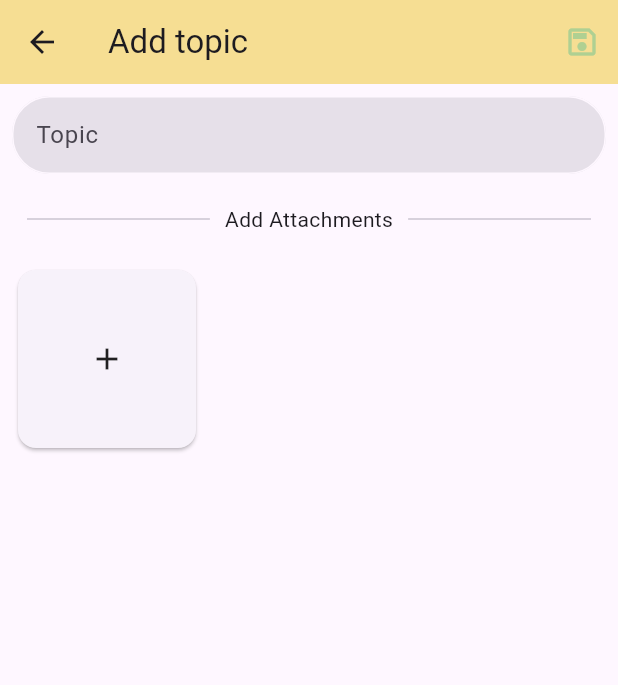
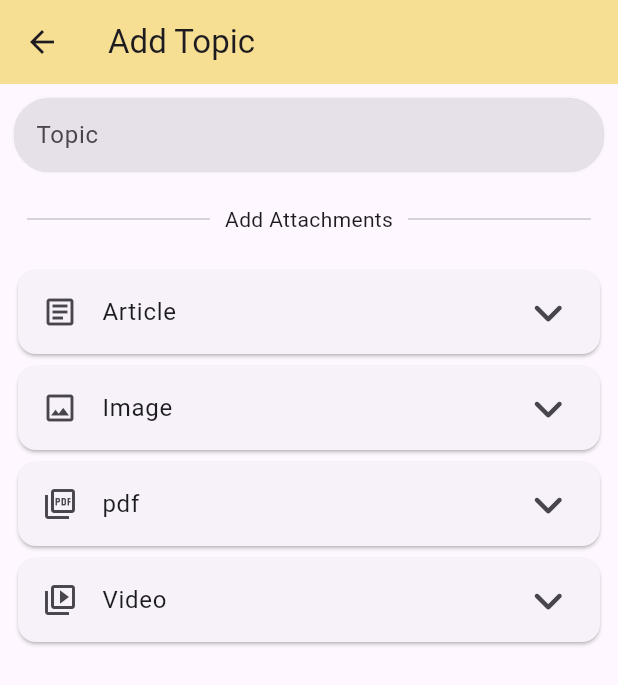
Before and after one commit to sudoadarsh/re_vision, a Flutter app: the HomePage screen opened by its route, after a tap on the "add" icon, on a phone screen of 412 x 824 dp. Shown: the top 685 px of the screen. Run offline on Flutter 3.47's test engine with Material 2 defaults, Android fonts, the phone set to English and light mode, and no system bars; our stand-ins replace bloc, cached_network_image, flutter_bloc, font_awesome_flutter, shared_preferences, sqflite and 1 more; accounts and stored records are empty.

Commit message:
-- next: add expanded view.

```diff
--- /dev/null
+++ b/lib/base_widgets/base_expanded_section.dart
@@ -0,0 +1,54 @@
+import 'package:flutter/material.dart';
+
+class BaseExpandedSection extends StatefulWidget {
+  const BaseExpandedSection(
+      {Key? key, required this.child, this.expand = false})
+      : super(key: key);
+
+  final Widget child;
+  final bool expand;
+
+  @override
+  State<BaseExpandedSection> createState() => _BaseExpandedSectionState();
+}
+
+class _BaseExpandedSectionState extends State<BaseExpandedSection>
+    with SingleTickerProviderStateMixin {
+  // 1. The animation controller.
+  late final AnimationController _animationController;
+  late final Animation<double> _animation;
+
+  @override
+  void initState() {
+    // 2. Setting the animation controller.
+    _animationController = AnimationController(
+        vsync: this, duration: const Duration(milliseconds: 500));
+    _animation = CurvedAnimation(
+        parent: _animationController, curve: Curves.fastOutSlowIn);
+
+    _runExpandCheck();
+
+    super.initState();
+  }
+
+  // 3. Function to decide whether to expand or collapse the animation.
+  void _runExpandCheck() {
+    if (widget.expand) {
+      _animationController.forward();
+    } else {
+      _animationController.reverse();
+    }
+  }
+
+  // 4. To trigger a function when a parameter of [BaseExpandedSection] changes.
+  @override
+  void didUpdateWidget(covariant BaseExpandedSection oldWidget) {
+    _runExpandCheck();
+    super.didUpdateWidget(oldWidget);
+  }
+
+  @override
+  Widget build(BuildContext context) {
+    return SizeTransition(sizeFactor: _animation, child: widget.child);
+  }
+}
--- a/lib/constants/icon_constants.dart
+++ b/lib/constants/icon_constants.dart
@@ -1,4 +1,5 @@
 import 'package:flutter/material.dart';
+import 'package:font_awesome_flutter/font_awesome_flutter.dart';
 import 'package:re_vision/constants/color_constants.dart';
 import 'package:re_vision/constants/string_constants.dart';
 
@@ -44,4 +45,6 @@ class IconConstants {
     scale: 15,
   );
   static const Icon save = Icon(Icons.save_outlined, color: ColorConstants.primary);
+  static const FaIcon expand = FaIcon(FontAwesomeIcons.angleDown);
+  static const FaIcon collapse = FaIcon(FontAwesomeIcons.angleUp);
 }
--- a/lib/models/attachment_dm.dart
+++ b/lib/models/attachment_dm.dart
@@ -1,51 +1,25 @@
 import 'package:flutter/cupertino.dart';
 
-enum AttachmentType {
-  link(0),
-  image(1),
-  pdf(2);
-
-  const AttachmentType(this.value);
-
-  final int value;
-}
-
 class AttachmentDm {
-  final String? title;
-  final Icon? icon;
-  final bool isArticle;
-  final bool isPdf;
-  final bool isImage;
-  final bool isVideo;
-  final String? data;
+  final String title;
+  final Icon leadingIcon;
+  final Widget expandedView;
 
   AttachmentDm({
-    this.title,
-    this.icon,
-    this.data,
-    this.isArticle = true,
-    this.isImage = false,
-    this.isPdf = false,
-    this.isVideo = false,
+    required this.title,
+    required this.leadingIcon,
+    required this.expandedView,
   });
 
   AttachmentDm copyWith({
     String? title,
-    Icon? icon,
-    bool? isArticle,
-    bool? isPdf,
-    bool? isImage,
-    bool? isVideo,
-    String? data,
+    Icon? leadingIcon,
+    Widget? expandedView,
   }) {
     return AttachmentDm(
       title: title ?? this.title,
-      icon: icon ?? this.icon,
-      data: data ?? this.data,
-      isArticle: isArticle ?? this.isArticle,
-      isImage: isImage ?? this.isImage,
-      isPdf: isPdf ?? this.isPdf,
-      isVideo: isVideo ?? this.isVideo
+      leadingIcon: leadingIcon ?? this.leadingIcon,
+      expandedView: expandedView ?? this.expandedView,
     );
   }
 }
--- a/lib/modules/topic_page/topic_page.dart
+++ b/lib/modules/topic_page/topic_page.dart
@@ -1,22 +1,39 @@
-import 'package:favicon/favicon.dart';
-import 'package:flutter/cupertino.dart';
 import 'package:flutter/material.dart';
-import 'package:flutter_bloc/flutter_bloc.dart';
 import 'package:re_vision/base_widgets/base_depth_form_field.dart';
-import 'package:re_vision/base_widgets/base_image_builder.dart';
+import 'package:re_vision/base_widgets/base_expanded_section.dart';
 import 'package:re_vision/base_widgets/base_text.dart';
 import 'package:re_vision/constants/color_constants.dart';
-import 'package:re_vision/constants/decoration_constants.dart';
 import 'package:re_vision/constants/icon_constants.dart';
 import 'package:re_vision/constants/size_constants.dart';
 import 'package:re_vision/constants/string_constants.dart';
 import 'package:re_vision/extensions/widget_extensions.dart';
-import 'package:re_vision/state_management/save_or_delete_attachment/save_delete_cubit.dart';
 
-import '../../base_widgets/base_bottom_modal_sheet.dart';
 import '../../models/attachment_dm.dart';
-import '../add_attachment_page/add_attachment_page.dart';
 
+// 1. The app bar.
+class _AppBar extends StatefulWidget with PreferredSizeWidget {
+  const _AppBar({Key? key, required this.title}) : super(key: key);
+
+  final String title;
+
+  @override
+  State<_AppBar> createState() => _AppBarState();
+
+  @override
+  Size get preferredSize => const Size.fromHeight(56.0);
+}
+
+class _AppBarState extends State<_AppBar> {
+  @override
+  Widget build(BuildContext context) {
+    return AppBar(
+      backgroundColor: ColorConstants.button,
+      title: BaseText(widget.title),
+    );
+  }
+}
+
+// 2. The Topic text field.
 class _TopicField extends StatelessWidget {
   const _TopicField({Key? key, required this.topicController})
       : super(key: key);
@@ -32,8 +49,11 @@ class _TopicField extends StatelessWidget {
   }
 }
 
+// 3. Separator widget.
 class _Separator extends StatelessWidget {
-  const _Separator({Key? key}) : super(key: key);
+  const _Separator({Key? key, required this.title}) : super(key: key);
+
+  final String title;
 
   static const Widget _divider =
       Expanded(child: Divider(thickness: 1, indent: 10.0, endIndent: 10.0));
@@ -41,12 +61,56 @@ class _Separator extends StatelessWidget {
   @override
   Widget build(BuildContext context) {
     return Row(
-      children: const [
+      children: [
         _divider,
-        BaseText(StringConstants.addAttachment),
+        BaseText(title),
         _divider,
       ],
     );
+  }
+}
+
+// 4. To add attachments.
+class _Attachments extends StatefulWidget {
+  const _Attachments({
+    Key? key,
+    required this.title,
+    required this.leadingIcon,
+    required this.expandedView,
+  }) : super(key: key);
+
+  final Widget leadingIcon;
+  final String title;
+
+  final Widget expandedView;
+
+  @override
+  State<_Attachments> createState() => _AttachmentsState();
+}
+
+class _AttachmentsState extends State<_Attachments> {
+  bool _expand = false;
+
+  @override
+  Widget build(BuildContext context) {
+    return StatefulBuilder(builder: (context, sst) {
+      return Column(
+        children: [
+          Card(
+            child: ListTile(
+              onTap: () => sst(() {
+                _expand = !_expand;
+              }),
+              leading: widget.leadingIcon,
+              title: BaseText(widget.title),
+              trailing:
+                  !_expand ? IconConstants.expand : IconConstants.collapse,
+            ),
+          ),
+          BaseExpandedSection(expand: _expand, child: widget.expandedView)
+        ],
+      );
+    });
   }
 }
 
@@ -58,14 +122,8 @@ class TopicPage extends StatefulWidget {
 }
 
 class _TopicPageState extends State<TopicPage> {
-  // Controller for the topic entry field.
+  // 1. Controller for the topic field.
   late final TextEditingController _topicController;
-
-  // List to store the grid cards of added attachments.
-  List<AttachmentDm> attachmentCards = [AttachmentDm()];
-
-  // The current index.
-  int _index = 0;
 
   @override
   void initState() {
@@ -73,67 +131,39 @@ class _TopicPageState extends State<TopicPage> {
     super.initState();
   }
 
-  // The app bar.
-  PreferredSizeWidget _appBar(String title) {
-    return AppBar(
-      title: BaseText(title),
-      backgroundColor: ColorConstants.button,
-      actions: [
-        BlocBuilder<SaveDeleteCubit, SaveDeleteState>(
-          builder: (context, state) {
-            if (state.isLongPressed) {
-              return IconButton(
-                onPressed: () {
-                  _deleteAttachment(_index);
-                  context.read<SaveDeleteCubit>().changeState();
-                },
-                icon: IconConstants.delete,
-              );
-            }
-            return IconButton(onPressed: () {}, icon: IconConstants.save);
-          },
-        )
-      ],
-    );
+  @override
+  void dispose() {
+    _topicController.dispose();
+    super.dispose();
   }
+
+  // 2. The list of Attachment types.
+  final List<AttachmentDm> _list = [
+    AttachmentDm(title: StringConstants.article, leadingIcon: IconConstants.article, expandedView: SizeConstants.none),
+    AttachmentDm(title: StringConstants.image, leadingIcon: IconConstants.image, expandedView: SizeConstants.none),
+    AttachmentDm(title: StringConstants.pdf, leadingIcon: IconConstants.pdf, expandedView: SizeConstants.none),
+    AttachmentDm(title: StringConstants.video, leadingIcon: IconConstants.video, expandedView: SizeConstants.none),
+  ];
 
   @override
   Widget build(BuildContext context) {
     return Scaffold(
-      appBar: _appBar('Add topic'),
+      appBar: const _AppBar(title: "Add Topic"),
       body: Column(
         children: [
           _TopicField(topicController: _topicController),
           SizeConstants.spaceVertical20,
-          const _Separator(),
+          const _Separator(title: StringConstants.addAttachment),
           SizeConstants.spaceVertical20,
           Expanded(
-            child: GridView.builder(
-              gridDelegate: _gridDelegate,
-              itemCount: attachmentCards.length,
+            child: ListView.builder(
+              itemCount: _list.length,
               itemBuilder: (context, index) {
-                String data = attachmentCards[index].data ?? '';
-                return InkWell(
-                  // Delete an attachment.
-                  onLongPress: () {
-                    _index = index;
-                    setState(() {});
-                    context.read<SaveDeleteCubit>().changeState();
-                  },
-                  // Open the bottom sheet.
-                  onTap: () async {
-                    data.isNotEmpty
-                        ? null
-                        : WidgetsBinding.instance
-                            .addPostFrameCallback((timeStamp) {
-                            _addAttachmentSheet();
-                          });
-                  },
-                  child: Card(
-                    child: data.isEmpty
-                        ? IconConstants.add
-                        : _getAppropriateCard(attachmentCards[index]).center(),
-                  ),
+                print (_list[index].title);
+                return _Attachments(
+                  title: _list[index].title,
+                  leadingIcon: _list[index].leadingIcon,
+                  expandedView: const BaseText('none'),
                 );
               },
             ),
@@ -142,75 +172,4 @@ class _TopicPageState extends State<TopicPage> {
       ).paddingDefault(),
     );
   }
-
-  @override
-  void dispose() {
-    _topicController.dispose();
-    super.dispose();
-  }
-
-  // Function to expose the correct card according to the type of attachment.
-  Widget _getAppropriateCard(AttachmentDm attachment) {
-    if (attachment.isArticle) {
-      return FutureBuilder(
-        future: getUrlImage(attachment.data ?? ''),
-        builder: (context, snapshot) {
-          if (snapshot.hasError) {
-            return IconConstants.noFavIcon;
-          } else if (snapshot.connectionState == ConnectionState.waiting) {
-            return const CupertinoActivityIndicator();
-          } else if (snapshot.hasData) {
-            return BaseImageBuilder(
-              url: snapshot.data ?? '',
-              height: 40,
-              width: 40,
-              error: IconConstants.noFavIcon,
-            );
-          }
-          return SizeConstants.none;
-        },
-      );
-    }
-    return SizeConstants.none;
-  }
-
-  // Grid delete for the grid view builder.
-  final SliverGridDelegate _gridDelegate =
-      const SliverGridDelegateWithFixedCrossAxisCount(
-    crossAxisCount: 3,
-    mainAxisSpacing: 8.0,
-    crossAxisSpacing: 8.0,
-    childAspectRatio: 1,
-  );
-
-  // Function to get the url of a website.
-  Future<String?> getUrlImage(String url) async {
-    Favicon? data = await FaviconFinder.getBest(url);
-    return data?.url;
-  }
-
-  // Function to open to the bottom modal screen to select the attachment
-  // type.
-  void _addAttachmentSheet() async {
-    String? link = await showModalBottomSheet(
-      isScrollControlled: true,
-      context: context,
-      shape: DecorationConstants.roundedRectangleBorderTop,
-      builder: (_) => BaseBottomModalSheet(
-        context: context,
-        child: const AddAttachmentPage(),
-      ),
-    );
-
-    if (link != null && link.trim().isNotEmpty) {
-      attachmentCards.add(AttachmentDm(data: link));
-      setState(() {});
-    }
-  }
-
-  // Function to delete an long pressed attachment card.
-  void _deleteAttachment(int index) {
-    attachmentCards.removeAt(index);
-    setState(() {});
-  }
 }
--- a/pubspec.yaml
+++ b/pubspec.yaml
@@ -43,6 +43,7 @@ dependencies:
   favicon: ^1.1.0
   url_launcher: ^6.1.6
   cached_network_image: ^3.2.2
+  font_awesome_flutter: ^10.2.1
 
 dev_dependencies:
   flutter_test:
```
Also changed, not shown: lib/modules/add_attachment_page/add_attachment_page.dart (deleted, +0 -113 lines), pubspec.lock.
